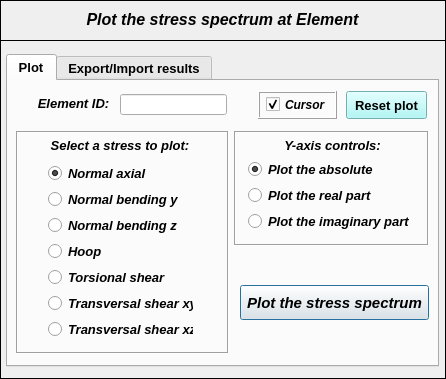
open-pulse/OpenPulse, file pulse/uix/user_input/ui/plotStressSpectrumInput.ui: the form before one commit.
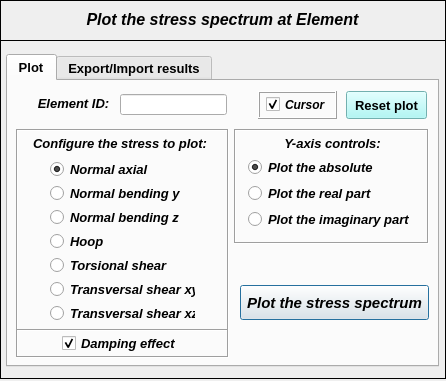
The form after the commit. Icons and pictures are not drawn.

Commit message: Stress spectrum - operational

```diff
--- a/pulse/uix/user_input/ui/plotStressSpectrumInput.ui
+++ b/pulse/uix/user_input/ui/plotStressSpectrumInput.ui
@@ -10,7 +10,7 @@
     <x>0</x>
     <y>0</y>
     <width>446</width>
-    <height>379</height>
+    <height>381</height>
    </rect>
   </property>
   <property name="sizePolicy">
@@ -28,7 +28,7 @@
   <property name="maximumSize">
    <size>
     <width>446</width>
-    <height>379</height>
+    <height>800</height>
    </size>
   </property>
   <property name="contextMenuPolicy">
@@ -227,7 +227,7 @@
        <property name="geometry">
         <rect>
          <x>226</x>
-         <y>50</y>
+         <y>48</y>
          <width>195</width>
          <height>115</height>
         </rect>
@@ -410,9 +410,9 @@
        <property name="geometry">
         <rect>
          <x>8</x>
-         <y>50</y>
+         <y>48</y>
          <width>213</width>
-         <height>223</height>
+         <height>229</height>
         </rect>
        </property>
        <property name="minimumSize">
@@ -424,7 +424,7 @@
        <property name="maximumSize">
         <size>
          <width>16777215</width>
-         <height>260</height>
+         <height>270</height>
         </size>
        </property>
        <property name="frameShape">
@@ -477,7 +477,7 @@
 &lt;html&gt;&lt;head&gt;&lt;meta name=&quot;qrichtext&quot; content=&quot;1&quot; /&gt;&lt;style type=&quot;text/css&quot;&gt;
 p, li { white-space: pre-wrap; }
 &lt;/style&gt;&lt;/head&gt;&lt;body style=&quot; font-family:'Arial'; font-size:10pt; font-weight:600; font-style:italic;&quot;&gt;
-&lt;p align=&quot;center&quot; style=&quot; margin-top:12px; margin-bottom:12px; margin-left:0px; margin-right:0px; -qt-block-indent:0; text-indent:0px;&quot;&gt;Select a stress to plot:&lt;/p&gt;&lt;/body&gt;&lt;/html&gt;</string>
+&lt;p align=&quot;center&quot; style=&quot; margin-top:12px; margin-bottom:12px; margin-left:0px; margin-right:0px; -qt-block-indent:0; text-indent:0px;&quot;&gt;Configure the stress to plot:&lt;/p&gt;&lt;/body&gt;&lt;/html&gt;</string>
         </property>
         <property name="textFormat">
          <enum>Qt::AutoText</enum>
@@ -495,13 +495,54 @@
          <number>0</number>
         </property>
        </widget>
+       <widget class="QFrame" name="frame_7">
+        <property name="geometry">
+         <rect>
+          <x>0</x>
+          <y>200</y>
+          <width>213</width>
+          <height>29</height>
+         </rect>
+        </property>
+        <property name="frameShape">
+         <enum>QFrame::Box</enum>
+        </property>
+        <property name="frameShadow">
+         <enum>QFrame::Sunken</enum>
+        </property>
+        <widget class="QCheckBox" name="checkBox_damping_effect">
+         <property name="geometry">
+          <rect>
+           <x>46</x>
+           <y>6</y>
+           <width>123</width>
+           <height>17</height>
+          </rect>
+         </property>
+         <property name="font">
+          <font>
+           <family>Arial</family>
+           <pointsize>10</pointsize>
+           <weight>75</weight>
+           <italic>true</italic>
+           <bold>true</bold>
+          </font>
+         </property>
+         <property name="text">
+          <string>Damping effect</string>
+         </property>
+         <property name="checked">
+          <bool>true</bool>
+         </property>
+        </widget>
+       </widget>
        <widget class="QWidget" name="verticalLayoutWidget">
         <property name="geometry">
          <rect>
-          <x>32</x>
+          <x>34</x>
           <y>30</y>
           <width>153</width>
-          <height>183</height>
+          <height>169</height>
          </rect>
         </property>
         <layout class="QVBoxLayout" name="verticalLayout">
```
The commit also changes 7 other files.
